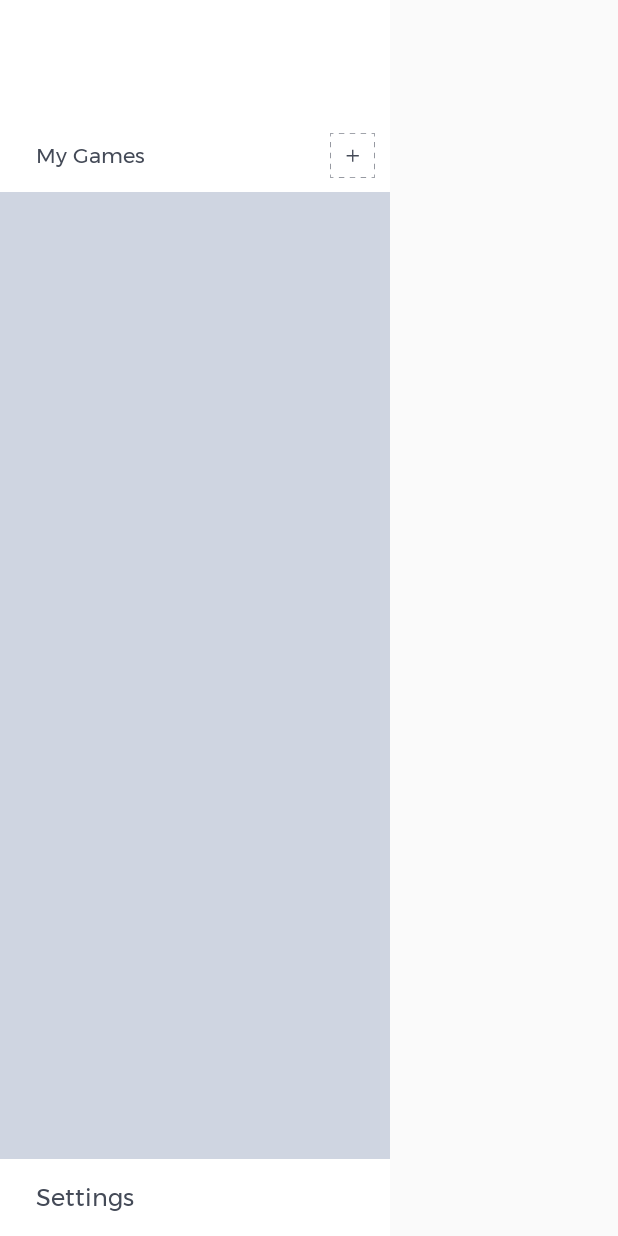
After one commit to 6991ohnayrb/paparazzi, an Android app: the layout include_navigation_drawer.xml on its own in the app's theme, with its tools: preview values and no code run, on a phone screen of 412 x 824 dp. The commit adds this screen. Run offline under Robolectric (Android 15) with nearby library versions, the phone set to English and light mode, and no system bars.

Commit message:
Bryan/navigation drawer (#3)
* Setup basic NavigationDrawer

* Add NavigationDrawer ListView

```diff
--- a/Paparazzi/app/src/main/AndroidManifest.xml
+++ b/Paparazzi/app/src/main/AndroidManifest.xml
@@ -12,7 +12,7 @@
         android:label="@string/app_name"
         android:roundIcon="@drawable/app_icon"
         android:supportsRtl="true"
-        android:theme="@style/AppTheme"
+        android:theme="@style/LoginTheme"
         >
         <activity
             android:name=".LaunchActivity"
--- a/Paparazzi/app/src/main/java/com/bryanho/paparazzi/NewGameFragment.java
+++ b/Paparazzi/app/src/main/java/com/bryanho/paparazzi/NewGameFragment.java
@@ -1,8 +1,8 @@
 package com.bryanho.paparazzi;
 
-import android.app.Fragment;
 import android.os.Bundle;
 import android.support.annotation.Nullable;
+import android.support.v4.app.Fragment;
 import android.view.LayoutInflater;
 import android.view.View;
 import android.view.ViewGroup;
--- a/Paparazzi/app/src/main/java/com/bryanho/paparazzi/SettingsFragment.java
+++ b/Paparazzi/app/src/main/java/com/bryanho/paparazzi/SettingsFragment.java
@@ -1,8 +1,8 @@
 package com.bryanho.paparazzi;
 
-import android.app.Fragment;
 import android.os.Bundle;
 import android.support.annotation.Nullable;
+import android.support.v4.app.Fragment;
 import android.view.LayoutInflater;
 import android.view.View;
 import android.view.ViewGroup;
@@ -10,7 +10,6 @@ import android.widget.ImageView;
 import android.widget.TextView;
 
 import com.bryanho.paparazzi.util.FacebookUtil;
-import com.facebook.Profile;
 import com.squareup.picasso.Picasso;
 
 import butterknife.BindView;
--- a/Paparazzi/app/src/main/java/com/bryanho/paparazzi/objects/GameInfo.java
+++ b/Paparazzi/app/src/main/java/com/bryanho/paparazzi/objects/GameInfo.java
@@ -3,7 +3,7 @@ package com.bryanho.paparazzi.objects;
 import lombok.Data;
 
 @Data
-class GameInfo {
+public class GameInfo {
     private String gameRoomName;
     private int playerCount;
     private int gameDuration;
--- a/Paparazzi/app/src/main/java/com/bryanho/paparazzi/util/FacebookUtil.java
+++ b/Paparazzi/app/src/main/java/com/bryanho/paparazzi/util/FacebookUtil.java
@@ -6,6 +6,12 @@ public class FacebookUtil {
     public static String getProfileId() {
         final Profile profile = Profile.getCurrentProfile();
         return profile != null ? profile.getId() : null;
+    }
+
+    public static String getFullName() {
+        final String firstName = getFirstName();
+        final String lastName = getLastName();
+        return firstName != null && lastName != null ? firstName + " " + lastName : null;
     }
 
     public static String getFirstName() {
--- /dev/null
+++ b/Paparazzi/app/src/main/res/drawable/ic_new_game.xml
@@ -0,0 +1,86 @@
+<?xml version="1.0" encoding="utf-8"?>
+<vector xmlns:android="http://schemas.android.com/apk/res/android"
+    android:width="80dp"
+    android:height="80dp"
+    android:viewportHeight="80"
+    android:viewportWidth="80"
+    >
+    <group
+        android:rotation="-45"
+        android:scaleX="-1"
+        android:scaleY="-1"
+        android:translateX="97.55967"
+        android:translateY="40.41054"
+        >
+        <path
+            android:fillColor="#b4b4b4"
+            android:pathData="M31.910539 33.610539l6.8 6.8 -6.8 6.8 1.7 1.7 6.8 -6.8 6.8 6.8 1.7 -1.7 -6.8 -6.8 6.8 -6.8 -1.7 -1.7 -6.8 6.8 -6.8 -6.8z"
+            />
+    </group>
+    <group android:translateY="0.319603">
+        <path
+            android:fillColor="#b4b4b4"
+            android:pathData="M78.695652 73.605217l0 4.782609 -4.782608 0 0 0.869565 5.652173 0 0 -5.652174z"
+            />
+        <path
+            android:fillColor="#b4b4b4"
+            android:pathData="M54.534782 78.387825l9.689566 0 0 1 -9.689566 0z"
+            />
+        <path
+            android:fillColor="#b4b4b4"
+            android:pathData="M35.155651 78.387825l9.689566 0 0 1 -9.689566 0z"
+            />
+        <path
+            android:fillColor="#b4b4b4"
+            android:pathData="M15.777391 78.387825l9.689566 0 0 1 -9.689566 0z"
+            />
+        <path
+            android:fillColor="#b4b4b4"
+            android:pathData="M1.3043478 78.387826l0 -4.782609 -0.86956519 0 0 5.652174 5.65217389 0 0 -0.869565z"
+            />
+        <path
+            android:fillColor="#b4b4b4"
+            android:pathData="M0.43478259 34.846958l1.00000001 0 0 9.689566 -1.00000001 0z"
+            />
+        <path
+            android:fillColor="#b4b4b4"
+            android:pathData="M0.43478259 15.468696l1.00000001 0 0 9.689565 -1.00000001 0z"
+            />
+        <path
+            android:fillColor="#b4b4b4"
+            android:pathData="M0.43478259 54.226086l1.00000001 0 0 9.689565 -1.00000001 0z"
+            />
+        <path
+            android:fillColor="#b4b4b4"
+            android:pathData="M0.43478261 0.12695652l0 5.65217388 0.86956519 0 0 -4.78260866 4.7826087 0 0 -0.86956522z"
+            />
+        <path
+            android:fillColor="#b4b4b4"
+            android:pathData="M35.155651 0.12695652l9.689566 0 0 0.99999998 -9.689566 0z"
+            />
+        <path
+            android:fillColor="#b4b4b4"
+            android:pathData="M54.533913 0.12695652l9.689565 0 0 0.99999998 -9.689565 0z"
+            />
+        <path
+            android:fillColor="#b4b4b4"
+            android:pathData="M15.776522 0.12695652l9.689565 0 0 0.99999998 -9.689565 0z"
+            />
+        <path
+            android:fillColor="#b4b4b4"
+            android:pathData="M73.913044 0.12695652l0 0.86956522 4.782608 0 0 4.78260866 0.869565 0 0 -5.65217388z"
+            />
+        <path
+            android:fillColor="#b4b4b4"
+            android:pathData="M78.695656 34.846958l1 0 0 9.689566 -1 0z"
+            />
+        <path
+            android:fillColor="#b4b4b4"
+            android:pathData="M78.695656 54.226086l1 0 0 9.689565 -1 0z"
+            />
+        <path
+            android:fillColor="#b4b4b4"
+            android:pathData="M78.695656 15.468696l1 0 0 9.689565 -1 0z"
+            />
+    </group>
+</vector>
--- a/Paparazzi/app/src/main/res/drawable/ic_settings.xml
+++ b/Paparazzi/app/src/main/res/drawable/ic_settings.xml
@@ -14,7 +14,7 @@ C12.9181,9.34771,14.8333,7.41903,14.8333,5.03497
 C14.8333,2.6509,12.9181,0.722222,10.5556,0.722222 Z M0.722222,19.2778
 L19.2778,19.2778 L19.2778,16.2238 C19.2778,13.9541,14.2132,11.911,10,11.911
 C5.78679,11.911,0.722222,13.9541,0.722222,16.2238 L0.722222,19.2778 Z"
-        android:strokeColor="@color/com_facebook_blue"
+        android:strokeColor="@color/white"
         android:strokeWidth="1.44444444"
         />
 </vector>
--- /dev/null
+++ b/Paparazzi/app/src/main/res/layout/include_navigation_drawer.xml
@@ -0,0 +1,78 @@
+<?xml version="1.0" encoding="utf-8"?>
+<LinearLayout xmlns:android="http://schemas.android.com/apk/res/android"
+    android:layout_width="260dp"
+    android:layout_height="match_parent"
+    android:layout_gravity="start"
+    android:background="@color/white"
+    android:orientation="vertical"
+    >
+
+    <TextView
+        android:id="@+id/user_greeting"
+        style="@style/NavigationMenuHeader"
+        android:layout_width="match_parent"
+        android:layout_height="wrap_content"
+        android:fontFamily="@font/montserrat_bold"
+        />
+
+    <TextView
+        android:id="@+id/menu_explore_games"
+        style="@style/NavigationMenuItem"
+        android:layout_width="match_parent"
+        android:layout_height="wrap_content"
+        android:fontFamily="@font/montserrat_bold"
+        android:text="@string/explore_games"
+        android:textSize="16sp"
+        android:visibility="gone"
+        />
+
+    <LinearLayout
+        android:layout_width="match_parent"
+        android:layout_height="wrap_content"
+        android:orientation="horizontal"
+        >
+
+        <TextView
+            style="@style/NavigationMenuItem"
+            android:layout_width="0dp"
+            android:layout_height="wrap_content"
+            android:layout_weight="1"
+            android:fontFamily="@font/montserrat_regular"
+            android:text="@string/my_games"
+            android:textSize="14sp"
+            />
+
+        <ImageView
+            android:id="@+id/menu_new_game"
+            android:layout_width="30dp"
+            android:layout_height="30dp"
+            android:layout_gravity="center_vertical"
+            android:layout_marginEnd="10dp"
+            android:background="@drawable/ic_new_game"
+            android:backgroundTint="@color/darkGray"
+            />
+
+    </LinearLayout>
+
+    <ListView
+        android:id="@+id/menu_games_list"
+        android:layout_width="match_parent"
+        android:layout_height="0dp"
+        android:layout_weight="1"
+        android:background="@color/colorPrimaryLight"
+        android:orientation="vertical"
+        android:paddingEnd="0dp"
+        android:paddingStart="10dp"
+        />
+
+    <TextView
+        android:id="@+id/menu_settings"
+        style="@style/NavigationMenuItem"
+        android:layout_width="match_parent"
+        android:layout_height="wrap_content"
+        android:fontFamily="@font/montserrat_regular"
+        android:text="@string/settings"
+        android:textSize="16sp"
+        />
+
+</LinearLayout>
--- a/Paparazzi/app/src/main/res/values/strings.xml
+++ b/Paparazzi/app/src/main/res/values/strings.xml
@@ -1,11 +1,14 @@
 <resources>
     <string name="create">Create</string>
     <string name="create_new_game">Create New Game</string>
+    <string name="explore_games">Explore Games</string>
     <string name="first_name">First Name</string>
     <string name="game_duration_hours">Game Duration (Hours)</string>
     <string name="game_duration_placeholder">Enter Game Duration</string>
     <string name="game_room_name">Game Room Name</string>
     <string name="game_room_name_placeholder">Enter Game Room Name</string>
+    <string name="greeting_personalized">Hi,\n%1$s</string>
+    <string name="home">Home</string>
     <string name="last_name">Last Name</string>
     <string name="login_cancelled_message">Please login to use Paparazzi</string>
     <string name="login_success_message">Successfully logged in via Facebook!</string>
--- a/Paparazzi/app/src/main/res/values/styles.xml
+++ b/Paparazzi/app/src/main/res/values/styles.xml
@@ -15,4 +15,22 @@
         <item name="colorAccent">@color/colorAccent</item>
     </style>
 
+    <style name="NavigationMenuHeader">
+        <item name="android:paddingBottom">20dp</item>
+        <item name="android:paddingLeft">24dp</item>
+        <item name="android:paddingTop">20dp</item>
+        <item name="android:textColor">@color/darkGray</item>
+        <item name="android:textSize">24sp</item>
+    </style>
+
+    <style name="NavigationMenuItem">
+        <item name="android:drawablePadding">16dp</item>
+        <item name="android:gravity">center_vertical</item>
+        <item name="android:paddingBottom">13dp</item>
+        <item name="android:paddingLeft">24dp</item>
+        <item name="android:paddingTop">13dp</item>
+        <item name="android:textColor">@color/darkGray</item>
+        <item name="android:textSize">16sp</item>
+    </style>
+
 </resources>
```
Also changed, not shown: Paparazzi/app/src/main/java/com/bryanho/paparazzi/BottomNavigationViewHandler.java (deleted, +0 -246 lines), Paparazzi/app/src/main/java/com/bryanho/paparazzi/GameAdapter.java (added, +42 -0 lines), Paparazzi/app/src/main/java/com/bryanho/paparazzi/MainActivity.java (+64 -77 lines), Paparazzi/app/src/main/java/com/bryanho/paparazzi/PaparazziActivity.java (added, +14 -0 lines), Paparazzi/app/src/main/res/layout/activity_main.xml (+43 -19 lines), Paparazzi/app/src/main/res/layout/game_item.xml (added, +14 -0 lines), Paparazzi/app/src/main/res/menu/menu_items.xml (deleted, +0 -21 lines).
